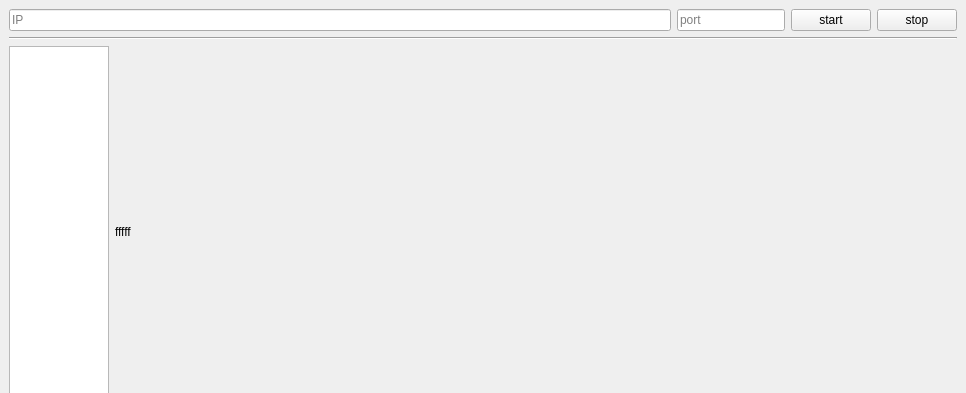
Old version of the form Server/mainwindow.ui in the repository peon12345/ClientServerXML; both pictures show x 0 to 966 and y 0 to 393 of the 966 by 680 pixel window.
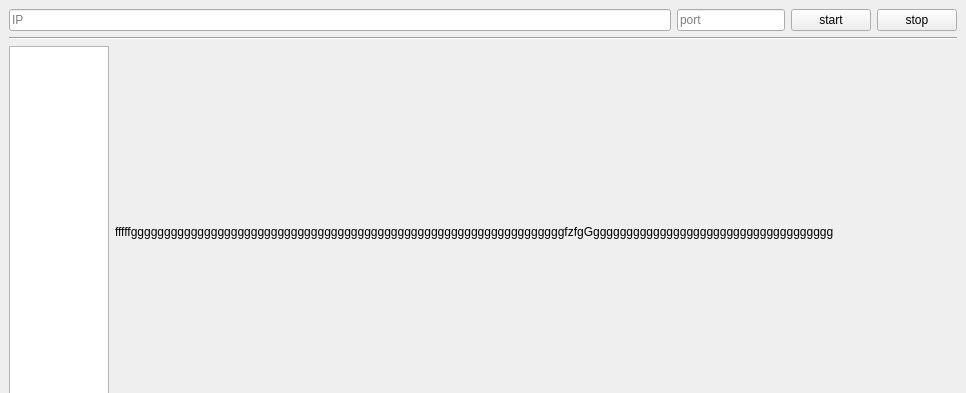
New version of the form.

Diff of the .ui file:
```diff
--- a/Server/mainwindow.ui
+++ b/Server/mainwindow.ui
@@ -122,7 +122,7 @@
            </sizepolicy>
           </property>
           <property name="text">
-           <string>fffff</string>
+           <string>fffffgggggggggggggggggggggggggggggggggggggggggggggggggggggggggggggggggfzfgGgggggggggggggggggggggggggggggggggggg</string>
           </property>
          </widget>
         </item>
```
Left out of the diff: 2 changed lines with no effect on the pictures.
